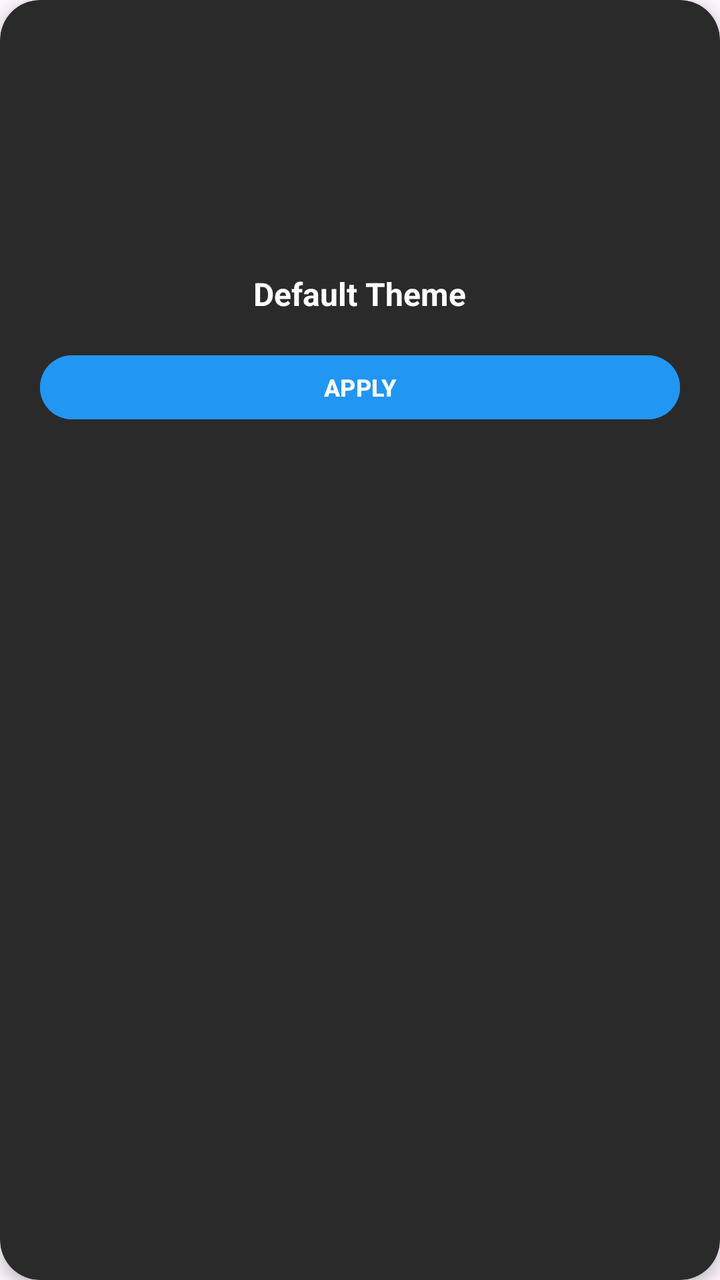
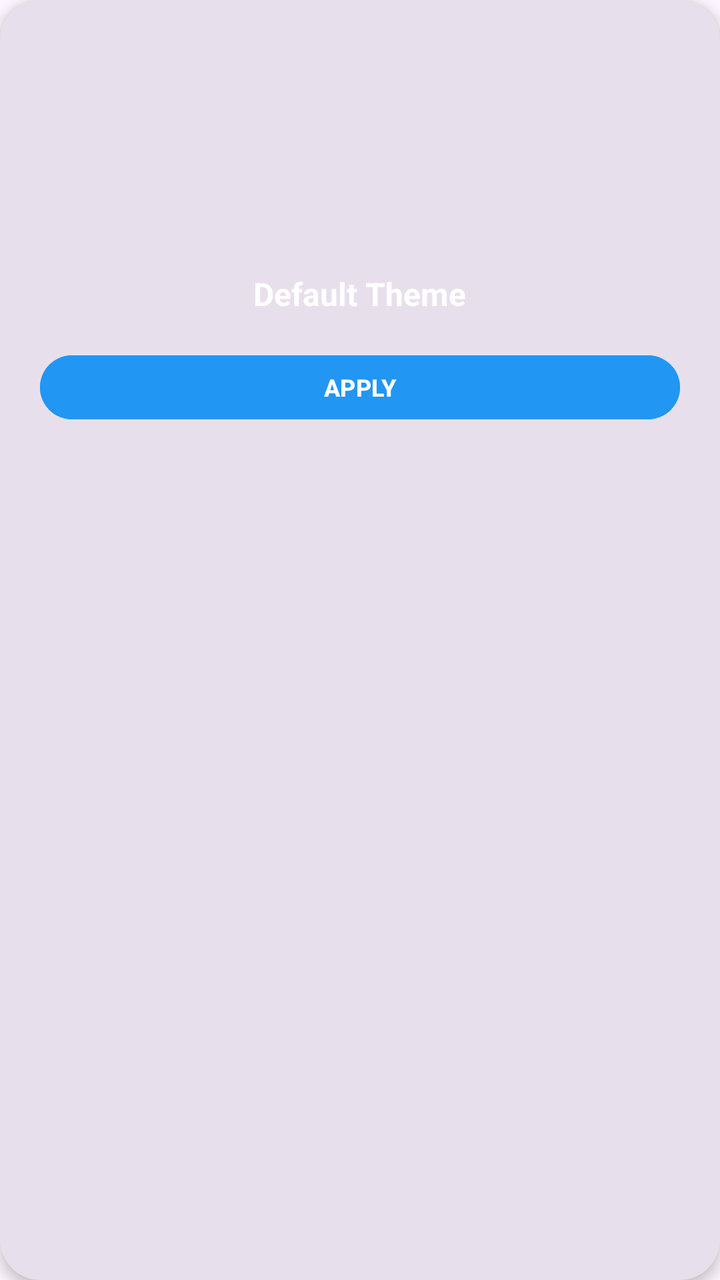

Two renders of the same Android screen: before a commit and after it. Below are the layout's source before the change and the commit's diff.
<!-- AndroidManifest.xml: application theme Base.Theme.DailyToDoList -->
<!-- res/layout/item_theme.xml -->
<?xml version="1.0" encoding="utf-8"?>
<androidx.cardview.widget.CardView xmlns:android="http://schemas.android.com/apk/res/android"
    xmlns:app="http://schemas.android.com/apk/res-auto"
    android:layout_width="match_parent"
    android:layout_height="wrap_content"
    android:layout_margin="8dp"
    app:cardCornerRadius="20dp"
    app:cardElevation="4dp"
    app:cardBackgroundColor="#2A2A2A">

    <LinearLayout
        android:layout_width="match_parent"
        android:layout_height="wrap_content"
        android:orientation="vertical"
        android:padding="20dp"
        android:gravity="center_horizontal">

        
        <View
            android:id="@+id/themePreview"
            android:layout_width="100dp"
            android:layout_height="100dp"
            android:layout_marginBottom="16dp"/>

        
        <TextView
            android:id="@+id/themeName"
            android:layout_width="wrap_content"
            android:layout_height="wrap_content"
            android:text="Default Theme"
            android:textSize="16sp"
            android:textStyle="bold"
            android:textColor="@android:color/white"
            android:gravity="center"
            android:maxLines="2"/>

        
        <Button
            android:id="@+id/applyButton"
            android:layout_width="match_parent"
            android:layout_height="40dp"
            android:text="APPLY"
            android:textSize="12sp"
            android:textStyle="bold"
            android:textColor="@android:color/white"
            android:backgroundTint="#2196F3"
            android:layout_marginTop="16dp"
            app:cornerRadius="20dp"/>

    </LinearLayout>

</androidx.cardview.widget.CardView>
<!-- resources referenced by this layout -->
<resources>
  <style name="Base.Theme.DailyToDoList" parent="Theme.Material3.DayNight.NoActionBar">
          <item name="colorPrimary">@color/default_primary</item>
          <item name="colorOnPrimary">@color/white</item>
          <item name="colorSecondary">@color/default_accent</item>
          <item name="colorOnSecondary">@color/white</item>
          <item name="android:statusBarColor">@color/default_start</item>
          <item name="android:windowLightStatusBar">true</item>
          <item name="android:navigationBarColor">@color/white</item>
          <item name="android:windowLightNavigationBar">false</item>
      </style>
  <color name="default_primary">#2196F3</color>
  <color name="white">#FFFFFFFF</color>
  <color name="default_accent">#E94560</color>
  <color name="default_start">#2196F3</color>
</resources>

<!-- the commit's change to res/layout/item_theme.xml (unified diff, before → after) -->
@@ -6,7 +6,7 @@
     android:layout_margin="8dp"
     app:cardCornerRadius="20dp"
     app:cardElevation="4dp"
-    app:cardBackgroundColor="#2A2A2A">
+    app:cardBackgroundColor="?attr/colorSurfaceVariant">
 
     <LinearLayout
         android:layout_width="match_parent"
@@ -30,7 +30,7 @@
             android:text="Default Theme"
             android:textSize="16sp"
             android:textStyle="bold"
-            android:textColor="@android:color/white"
+            android:textColor="?attr/colorOnPrimary"
             android:gravity="center"
             android:maxLines="2"/>
 
@@ -42,8 +42,8 @@
             android:text="APPLY"
             android:textSize="12sp"
             android:textStyle="bold"
-            android:textColor="@android:color/white"
-            android:backgroundTint="#2196F3"
+            android:textColor="?attr/colorOnPrimary"
+            android:backgroundTint="?attr/colorPrimary"
             android:layout_marginTop="16dp"
             app:cornerRadius="20dp"/>
 
